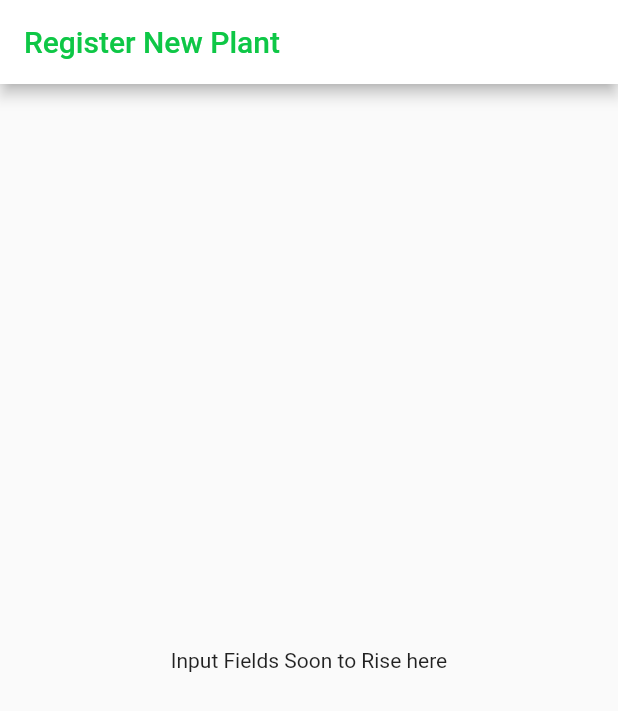
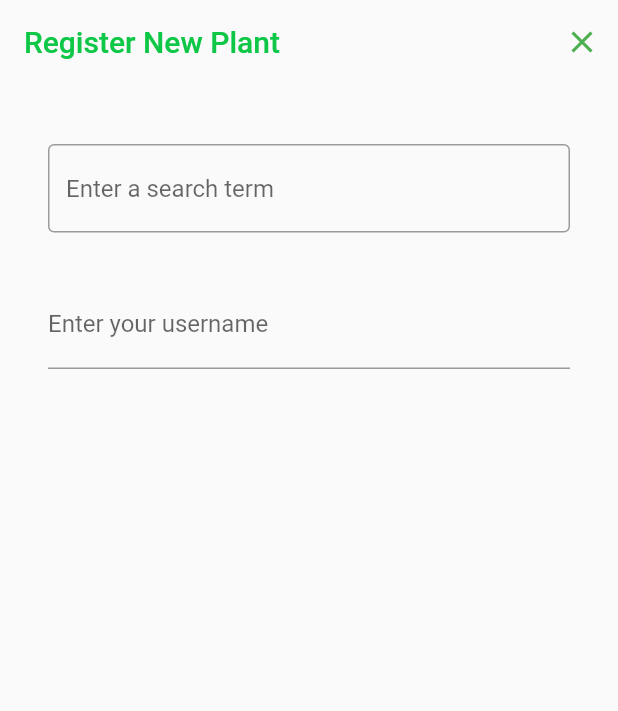
Before and after one commit to graygwapo/Plant_Care_App, a Flutter app: the screen it shows after launch, after a tap on "Register A Plant", on a phone screen of 412 x 824 dp. Shown: the top 711 px of the screen. Run offline on Flutter 3.47's test engine with Material 2 defaults, Android fonts, the phone set to English and light mode, and no system bars.

Commit message:
new commit

```diff
--- a/lib/main.dart
+++ b/lib/main.dart
@@ -1,5 +1,4 @@
 import 'package:flutter/material.dart';
-
 import 'package:plant_care/register.dart';
 
 void main() => runApp(const MyApp());
@@ -93,7 +92,7 @@ class MyHomePage extends StatelessWidget {
             mainAxisAlignment: MainAxisAlignment.start,
             crossAxisAlignment: CrossAxisAlignment.center,
             children: [
-              const SizedBox(height: 600),
+              const SizedBox(height: 500),
               ElevatedButton(
                 child: const Text(
                   'Scan QR Code',
--- a/lib/register.dart
+++ b/lib/register.dart
@@ -3,6 +3,7 @@
 // found in the LICENSE file.
 
 import 'package:flutter/material.dart';
+import 'package:plant_care/main.dart';
 
 void main() {
   runApp(const Register());
@@ -18,21 +19,48 @@ class Register extends StatelessWidget {
       home: Scaffold(
         appBar: AppBar(
           iconTheme: const IconThemeData(color: Colors.green),
-          flexibleSpace: Container(
-              decoration: const BoxDecoration(
-                  gradient: LinearGradient(
-                      begin: Alignment.topLeft,
-                      end: Alignment.bottomRight,
-                      // ignore: prefer_const_literals_to_create_immutables
-                      colors: <Color>[
-                Color.fromARGB(255, 255, 255, 255),
-                Color.fromARGB(255, 255, 255, 255)
-              ]))),
+          actions: <Widget>[
+            IconButton(
+                icon: const Icon(Icons.close),
+                onPressed: () {
+                  Navigator.push(
+                    context,
+                    MaterialPageRoute(builder: (context) => const MyApp()),
+                  );
+                }),
+          ],
+          backgroundColor: Colors.transparent,
+          bottomOpacity: 0.0,
           title: const Text('Register New Plant',
               style: TextStyle(color: Color.fromARGB(255, 14, 199, 70))),
+          elevation: 0,
         ),
-        body: const Center(
-          child: Text('Input Fields Soon to Rise here'),
+        body: Container(
+          margin: const EdgeInsets.all(24),
+          child: Column(
+            crossAxisAlignment: CrossAxisAlignment.start,
+            children: <Widget>[
+              const Padding(
+                padding: EdgeInsets.symmetric(horizontal: 8, vertical: 16),
+                child: TextField(
+                  decoration: InputDecoration(
+                    border: OutlineInputBorder(),
+                    hintText: 'Enter a search term',
+                  ),
+                ),
+              ),
+              Padding(
+                padding:
+                    const EdgeInsets.symmetric(horizontal: 8, vertical: 16),
+                child: TextFormField(
+                  decoration: const InputDecoration(
+                    border: UnderlineInputBorder(),
+                    labelText: 'Enter your username',
+                  ),
+                ),
+              ),
+            ],
+          ),
         ),
       ),
     );
```
